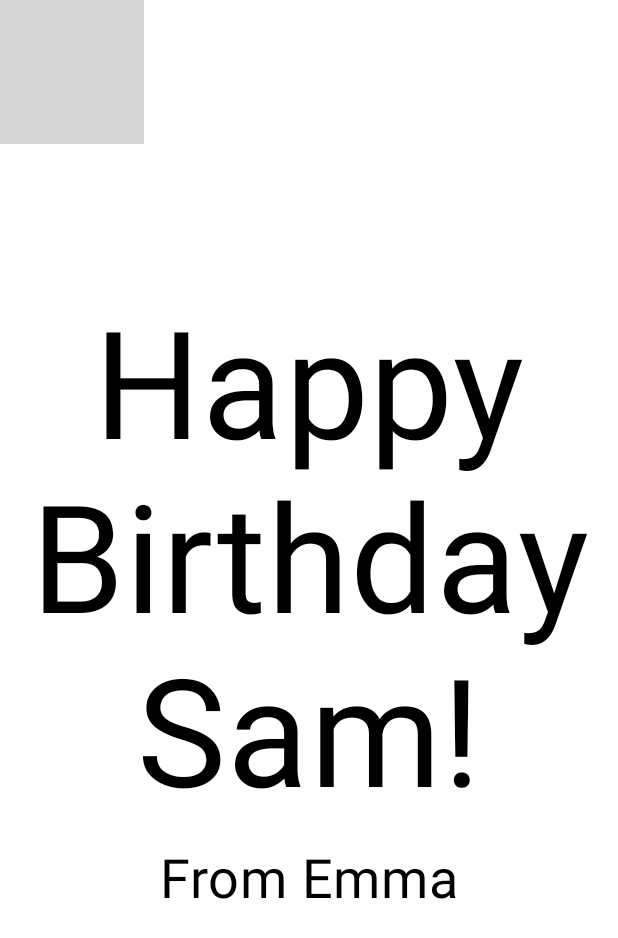
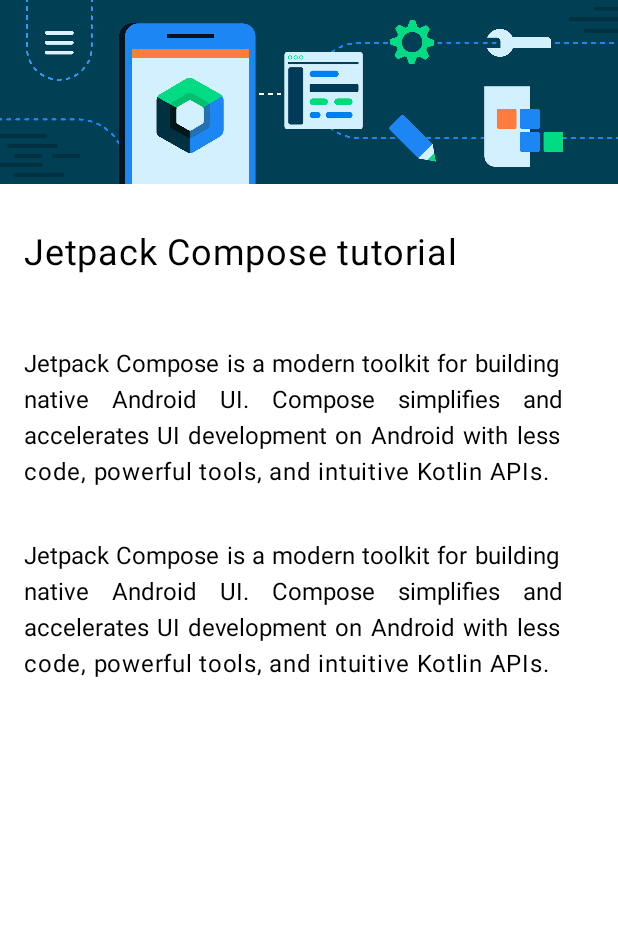
Before and after one commit to mfr03/compose_test, an Android app built with Jetpack Compose: the @Preview function BirthdayCardPreview, on a phone screen of 412 x 824 dp. Shown: the top 938 px of the screen. Run offline under Robolectric (Android 15) with nearby library versions, the phone set to English and light mode, and no system bars; grey boxes are pictures that could not be loaded.

Commit message:
compose article

```diff
--- a/app/src/main/java/com/example/compose_test/MainActivity.kt
+++ b/app/src/main/java/com/example/compose_test/MainActivity.kt
@@ -19,6 +19,7 @@ import androidx.compose.ui.Alignment
 import androidx.compose.ui.Modifier
 import androidx.compose.ui.layout.ContentScale
 import androidx.compose.ui.res.painterResource
+import androidx.compose.ui.res.stringResource
 import androidx.compose.ui.text.style.TextAlign
 import androidx.compose.ui.tooling.preview.Preview
 import androidx.compose.ui.unit.dp
@@ -35,62 +36,56 @@ class MainActivity : ComponentActivity() {
                     modifier = Modifier.fillMaxSize(),
                     color = MaterialTheme.colorScheme.background
                 ) {
-                    GreetingImage(message = getString(R.string.happy_birthday_text), from = getString(
-                        R.string.from_sender_text
-                    ))
                 }
             }
         }
     }
 }
 
+
 @Composable
-fun GreetingText(message: String, from: String, modifier: Modifier = Modifier) {
+fun ComposeArticle(title: String, contentOne: String, contentTwo: String, modifier: Modifier = Modifier) {
+    val image = painterResource(R.drawable.bg_compose_background)
     Column(
-        modifier = modifier.padding(8.dp),
-        verticalArrangement = Arrangement.Center
+        verticalArrangement = Arrangement.Top
     ) {
-        Text(
-            text = message,
-            fontSize = 100.sp,
-            lineHeight = 116.sp,
-            textAlign = TextAlign.Center,
+        Image(
+            painter = image,
+            contentDescription = null,
+            contentScale = ContentScale.FillWidth
         )
         Text(
-            text = from,
-            fontSize = 36.sp,
+            text = title,
+            fontSize = 24.sp,
+            lineHeight = 60.sp,
+            textAlign = TextAlign.Justify,
             modifier = Modifier
                 .padding(16.dp)
-                .align(alignment = Alignment.CenterHorizontally)
+        )
+        Text(
+            text = contentOne,
+            textAlign = TextAlign.Justify,
+            modifier = Modifier
+                .padding(16.dp)
+        )
+        Text(
+            text = contentTwo,
+            textAlign = TextAlign.Justify,
+            modifier = Modifier
+                .padding(16.dp)
         )
     }
 }
 
-@Composable
-fun GreetingImage(message: String, from: String, modifier: Modifier = Modifier) {
-    val image = painterResource(R.drawable.androidparty)
-    Box {
-        Image(
-            painter = image,
-            contentDescription = null,
-            contentScale = ContentScale.Crop,
-            alpha = 0.5F,
-        )
-        GreetingText(
-            message = message,
-            from = from,
-            modifier = Modifier
-                .fillMaxSize()
-                .padding(8.dp)
-        )
-    }
-}
 
 
 @Preview(showBackground = true)
 @Composable
 fun BirthdayCardPreview() {
     Compose_testTheme {
-        GreetingImage(message = "Happy Birthday Sam!", from = "From Emma")
+        ComposeArticle(title = stringResource(R.string.compose_artictle_title), contentOne = stringResource(
+            R.string.compose_article_content_one
+        ), contentTwo = stringResource(R.string.compose_article_content_two)
+        )
     }
 }
--- a/app/src/main/res/values/strings.xml
+++ b/app/src/main/res/values/strings.xml
@@ -2,4 +2,7 @@
     <string name="app_name">compose_test</string>
     <string name="happy_birthday_text">Happy Birthday Sam!</string>
     <string name="from_sender_text">From Emma</string>
+    <string name="compose_artictle_title">Jetpack Compose tutorial</string>
+    <string name="compose_article_content_one">Jetpack Compose is a modern toolkit for building native Android UI. Compose simplifies and accelerates UI development on Android with less code, powerful tools, and intuitive Kotlin APIs.</string>
+    <string name="compose_article_content_two">Jetpack Compose is a modern toolkit for building native Android UI. Compose simplifies and accelerates UI development on Android with less code, powerful tools, and intuitive Kotlin APIs.</string>
 </resources>
```
Also changed, not shown: app/src/main/res/drawable-nodpi/bg_compose_background.png (added).
